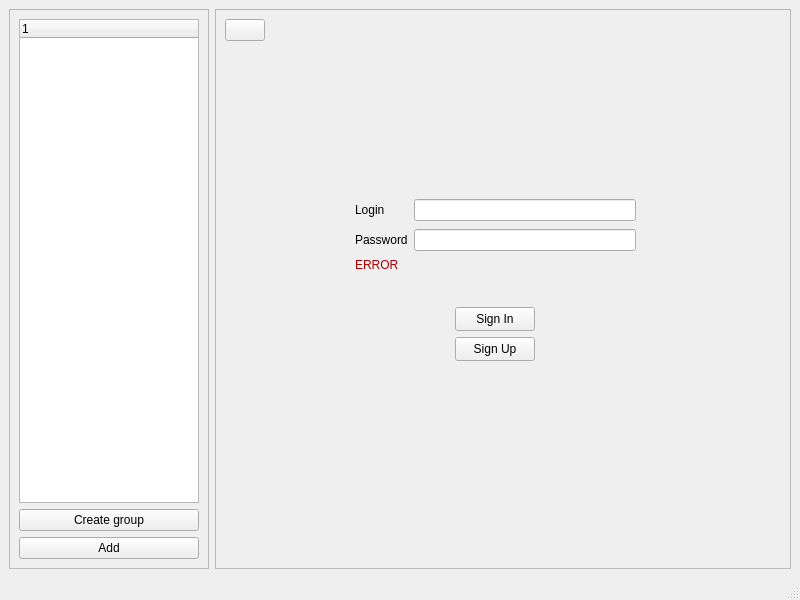
Ssssvhhhhh/SimpleChat, file SimpleChat/mainwindow.ui: the form before one commit.
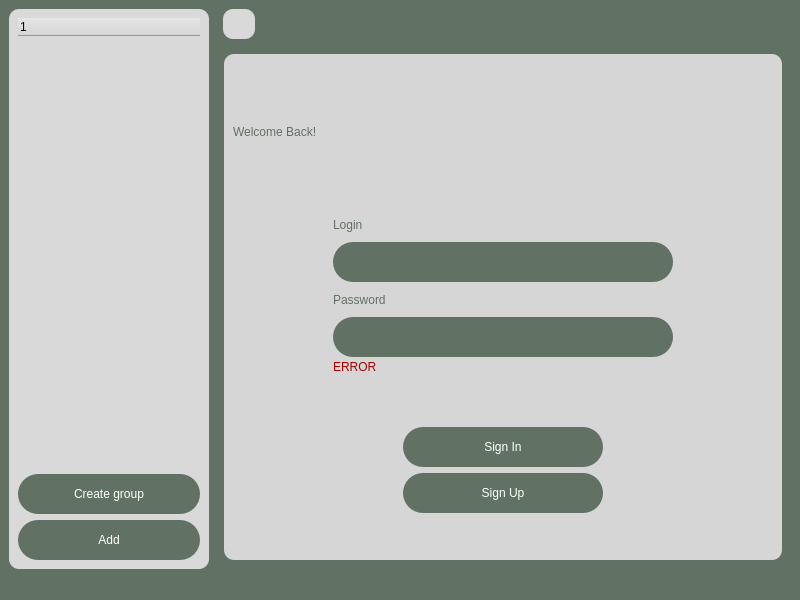
The form after the commit. The open tabs and pages were chosen to show the change. Icons and pictures are not drawn.

Commit message: Authorization/Chat/Reg - ui

The edit to the form file:
```diff
--- a/SimpleChat/mainwindow.ui
+++ b/SimpleChat/mainwindow.ui
@@ -10,9 +10,18 @@
     <height>600</height>
    </rect>
   </property>
+  <property name="minimumSize">
+   <size>
+    <width>600</width>
+    <height>500</height>
+   </size>
+  </property>
   <property name="windowTitle">
    <string>MainWindow</string>
   </property>
+  <property name="styleSheet">
+   <string notr="true">background-color: rgb(97, 113, 100);</string>
+  </property>
   <widget class="QWidget" name="centralwidget">
    <layout class="QHBoxLayout" name="horizontalLayout_3">
     <item>
@@ -29,6 +38,10 @@
         <height>16777215</height>
        </size>
       </property>
+      <property name="styleSheet">
+       <string notr="true">background-color:#D9D9D9;
+border-radius: 10px;</string>
+      </property>
       <property name="frameShape">
        <enum>QFrame::Shape::StyledPanel</enum>
       </property>
@@ -47,6 +60,32 @@
        </item>
        <item>
         <widget class="QPushButton" name="pushButtonCreateGroup">
+         <property name="minimumSize">
+          <size>
+           <width>0</width>
+           <height>40</height>
+          </size>
+         </property>
+         <property name="styleSheet">
+          <string notr="true">QPushButton {
+color: rgb(255, 255, 255);
+background-color: #617164;
+
+border-radius: 20px;                    
+}
+QPushButton:hover {
+color: rgb(255, 255, 255);
+background-color: #69816D;
+
+border-radius: 20px;                    
+}
+QPushButton:pressed  {
+color: rgb(255, 255, 255);
+background-color: #3B433C;
+border: none;
+border-radius: 20px;                    
+}</string>
+         </property>
          <property name="text">
           <string>Create group</string>
          </property>
@@ -57,6 +96,32 @@
        </item>
        <item>
         <widget class="QPushButton" name="pushButtonAddServer">
+         <property name="minimumSize">
+          <size>
+           <width>0</width>
+           <height>40</height>
+          </size>
+         </property>
+         <property name="styleSheet">
+          <string notr="true">QPushButton {
+color: rgb(255, 255, 255);
+background-color: #617164;
+
+border-radius: 20px;                    
+}
+QPushButton:hover {
+color: rgb(255, 255, 255);
+background-color: #69816D;
+
+border-radius: 20px;                    
+}
+QPushButton:pressed  {
+color: rgb(255, 255, 255);
+background-color: #3B433C;
+border: none;
+border-radius: 20px;                    
+}</string>
+         </property>
          <property name="text">
           <string>Add</string>
          </property>
@@ -70,6 +135,16 @@
     </item>
     <item>
      <widget class="QFrame" name="frameMain">
+      <property name="sizePolicy">
+       <sizepolicy hsizetype="Expanding" vsizetype="Expanding">
+        <horstretch>0</horstretch>
+        <verstretch>0</verstretch>
+       </sizepolicy>
+      </property>
+      <property name="styleSheet">
+       <string notr="true">background-color: rgb(97, 113, 100);
+border-radius: 10px;</string>
+      </property>
       <property name="frameShape">
        <enum>QFrame::Shape::StyledPanel</enum>
       </property>
@@ -77,10 +152,38 @@
        <enum>QFrame::Shadow::Raised</enum>
       </property>
       <layout class="QVBoxLayout" name="verticalLayout_2">
+       <property name="spacing">
+        <number>6</number>
+       </property>
+       <property name="leftMargin">
+        <number>0</number>
+       </property>
+       <property name="topMargin">
+        <number>0</number>
+       </property>
+       <property name="rightMargin">
+        <number>0</number>
+       </property>
+       <property name="bottomMargin">
+        <number>0</number>
+       </property>
        <item>
         <layout class="QHBoxLayout" name="horizontalLayout_2">
+         <property name="leftMargin">
+          <number>8</number>
+         </property>
          <item>
           <widget class="QPushButton" name="pushButtonOpenCloseTab">
+           <property name="minimumSize">
+            <size>
+             <width>30</width>
+             <height>30</height>
+            </size>
+           </property>
+           <property name="styleSheet">
+            <string notr="true">background-color: rgb(217, 217, 217);
+border-radius: 10px;    </string>
+           </property>
            <property name="text">
             <string/>
            </property>
@@ -106,6 +209,15 @@
        </item>
        <item>
         <widget class="QStackedWidget" name="stackedWidget">
+         <property name="sizePolicy">
+          <sizepolicy hsizetype="Expanding" vsizetype="Expanding">
+           <horstretch>0</horstretch>
+           <verstretch>0</verstretch>
+          </sizepolicy>
+         </property>
+         <property name="styleSheet">
+          <string notr="true"/>
+         </property>
          <property name="currentIndex">
           <number>0</number>
          </property>
@@ -222,87 +334,332 @@
           </layout>
          </widget>
          <widget class="QWidget" name="pageAuthorization">
-          <widget class="QPushButton" name="pushButtonAuthorization">
-           <property name="geometry">
-            <rect>
-             <x>230</x>
-             <y>260</y>
-             <width>80</width>
-             <height>24</height>
-            </rect>
-           </property>
-           <property name="text">
-            <string>Sign In</string>
-           </property>
-          </widget>
-          <widget class="QWidget" name="layoutWidget">
-           <property name="geometry">
-            <rect>
-             <x>130</x>
-             <y>150</y>
-             <width>281</width>
-             <height>56</height>
-            </rect>
-           </property>
-           <layout class="QGridLayout" name="gridLayout_2">
-            <item row="0" column="0">
-             <widget class="QLabel" name="label">
-              <property name="text">
-               <string>Login</string>
+          <layout class="QVBoxLayout" name="verticalLayout_11">
+           <item>
+            <widget class="QFrame" name="frameAuthorization">
+             <property name="maximumSize">
+              <size>
+               <width>10000</width>
+               <height>10000</height>
+              </size>
+             </property>
+             <property name="styleSheet">
+              <string notr="true">#frameAuthorization
+{
+background-color: rgb(214, 214, 214);
+border-image: url(autPage.png) 0 0 0 0 stretch stretch;
+}
+</string>
+             </property>
+             <property name="frameShape">
+              <enum>QFrame::Shape::StyledPanel</enum>
+             </property>
+             <property name="frameShadow">
+              <enum>QFrame::Shadow::Raised</enum>
+             </property>
+             <layout class="QVBoxLayout" name="verticalLayout_10">
+              <property name="bottomMargin">
+               <number>0</number>
               </property>
-             </widget>
-            </item>
-            <item row="0" column="1">
-             <widget class="QLineEdit" name="lineEditLogin"/>
-            </item>
-            <item row="1" column="0">
-             <widget class="QLabel" name="label_2">
-              <property name="text">
-               <string>Password</string>
-              </property>
-             </widget>
-            </item>
-            <item row="1" column="1">
-             <widget class="QLineEdit" name="lineEditPassword"/>
-            </item>
-           </layout>
-          </widget>
-          <widget class="QPushButton" name="pushButtonSignUp">
-           <property name="geometry">
-            <rect>
-             <x>230</x>
-             <y>290</y>
-             <width>80</width>
-             <height>24</height>
-            </rect>
-           </property>
-           <property name="text">
-            <string>Sign Up</string>
-           </property>
-          </widget>
-          <widget class="QLabel" name="labelError">
-           <property name="geometry">
-            <rect>
-             <x>130</x>
-             <y>210</y>
-             <width>291</width>
-             <height>16</height>
-            </rect>
-           </property>
-           <property name="styleSheet">
-            <string notr="true">text-align: center;
+              <item>
+               <widget class="QLabel" name="label_9">
+                <property name="minimumSize">
+                 <size>
+                  <width>0</width>
+                  <height>50</height>
+                 </size>
+                </property>
+                <property name="maximumSize">
+                 <size>
+                  <width>16777215</width>
+                  <height>50</height>
+                 </size>
+                </property>
+                <property name="styleSheet">
+                 <string notr="true">font: 30pt &quot;Segoe UI&quot;;
+color: rgb(97, 113, 100);
+background-color: none</string>
+                </property>
+                <property name="text">
+                 <string>Welcome Back!</string>
+                </property>
+               </widget>
+              </item>
+              <item>
+               <layout class="QHBoxLayout" name="horizontalLayout_5">
+                <item>
+                 <spacer name="horizontalSpacer_7">
+                  <property name="orientation">
+                   <enum>Qt::Orientation::Horizontal</enum>
+                  </property>
+                  <property name="sizeType">
+                   <enum>QSizePolicy::Policy::Preferred</enum>
+                  </property>
+                  <property name="sizeHint" stdset="0">
+                   <size>
+                    <width>100</width>
+                    <height>20</height>
+                   </size>
+                  </property>
+                 </spacer>
+                </item>
+                <item>
+                 <layout class="QVBoxLayout" name="verticalLayout_4">
+                  <property name="spacing">
+                   <number>0</number>
+                  </property>
+                  <item>
+                   <widget class="QLabel" name="label">
+                    <property name="maximumSize">
+                     <size>
+                      <width>16777215</width>
+                      <height>35</height>
+                     </size>
+                    </property>
+                    <property name="styleSheet">
+                     <string notr="true">font: 18pt &quot;Segoe UI&quot;;
+color: rgb(97, 113, 100);
+background-color: none;</string>
+                    </property>
+                    <property name="text">
+                     <string>Login</string>
+                    </property>
+                   </widget>
+                  </item>
+                  <item>
+                   <widget class="QLineEdit" name="lineEditLogin">
+                    <property name="minimumSize">
+                     <size>
+                      <width>0</width>
+                      <height>40</height>
+                     </size>
+                    </property>
+                    <property name="maximumSize">
+                     <size>
+                      <width>400</width>
+                      <height>16777215</height>
+                     </size>
+                    </property>
+                    <property name="styleSheet">
+                     <string notr="true">background-color: rgb(97, 113, 100);
+color: rgb(217, 217, 217);
+font: 12pt &quot;Segoe UI&quot;;
+border-radius: 20px;                  
+padding-left: 10px;  
+</string>
+                    </property>
+                   </widget>
+                  </item>
+                  <item>
+                   <widget class="QLabel" name="label_2">
+                    <property name="maximumSize">
+                     <size>
+                      <width>16777215</width>
+                      <height>35</height>
+                     </size>
+                    </property>
+                    <property name="styleSheet">
+                     <string notr="true">font: 18pt &quot;Segoe UI&quot;;
+color: rgb(97, 113, 100);
+background-color: none;</string>
+                    </property>
+                    <property name="text">
+                     <string>Password</string>
+                    </property>
+                   </widget>
+                  </item>
+                  <item>
+                   <widget class="QLineEdit" name="lineEditPassword">
+                    <property name="minimumSize">
+                     <size>
+                      <width>0</width>
+                      <height>40</height>
+                     </size>
+                    </property>
+                    <property name="maximumSize">
+                     <size>
+                      <width>400</width>
+                      <height>16777215</height>
+                     </size>
+                    </property>
+                    <property name="styleSheet">
+                     <string notr="true">background-color: rgb(97, 113, 100);
+color: rgb(217, 217, 217);
+font: 12pt &quot;Segoe UI&quot;;
+border-radius: 20px;                  
+padding-left: 10px;  
+</string>
+                    </property>
+                   </widget>
+                  </item>
+                  <item>
+                   <widget class="QLabel" name="labelError">
+                    <property name="maximumSize">
+                     <size>
+                      <width>16777215</width>
+                      <height>20</height>
+                     </size>
+                    </property>
+                    <property name="styleSheet">
+                     <string notr="true">text-align: center;
 color: rgb(170, 0, 0);
 font: 12pt &quot;Segoe UI&quot;;
-
+background-color: none;
 </string>
-           </property>
-           <property name="text">
-            <string>ERROR</string>
-           </property>
-          </widget>
+                    </property>
+                    <property name="text">
+                     <string>ERROR</string>
+                    </property>
+                   </widget>
+                  </item>
+                 </layout>
+                </item>
+                <item>
+                 <spacer name="horizontalSpacer_6">
+                  <property name="orientation">
+                   <enum>Qt::Orientation::Horizontal</enum>
+                  </property>
+                  <property name="sizeType">
+                   <enum>QSizePolicy::Policy::Preferred</enum>
+                  </property>
+                  <property name="sizeHint" stdset="0">
+                   <size>
+                    <width>100</width>
+                    <height>20</height>
+                   </size>
+                  </property>
+                 </spacer>
+                </item>
+               </layout>
+              </item>
+              <item>
+               <layout class="QHBoxLayout" name="horizontalLayout_8">
+                <item>
+                 <spacer name="horizontalSpacer_8">
+                  <property name="orientation">
+                   <enum>Qt::Orientation::Horizontal</enum>
+                  </property>
+                  <property name="sizeType">
+                   <enum>QSizePolicy::Policy::Preferred</enum>
+                  </property>
+                  <property name="sizeHint" stdset="0">
+                   <size>
+                    <width>150</width>
+                    <height>20</height>
+                   </size>
+                  </property>
+                 </spacer>
+                </item>
+                <item>
+                 <layout class="QVBoxLayout" name="verticalLayout_9">
+                  <item>
+                   <widget class="QPushButton" name="pushButtonAuthorization">
+                    <property name="minimumSize">
+                     <size>
+                      <width>0</width>
+                      <height>40</height>
+                     </size>
+                    </property>
+                    <property name="maximumSize">
+                     <size>
+                      <width>200</width>
+                      <height>16777215</height>
+                     </size>
+                    </property>
+                    <property name="styleSheet">
+                     <string notr="true">QPushButton {
+color: rgb(255, 255, 255);
+background-color: #617164;
+border: none;
+border-radius: 20px;                    
+}
+QPushButton:hover {
+color: rgb(255, 255, 255);
+background-color: #69816D;
+border: none;
+border-radius: 20px;                    
+}
+QPushButton:pressed  {
+color: rgb(255, 255, 255);
+background-color: #3B433C;
+border: none;
+border-radius: 20px;                    
+}</string>
+                    </property>
+                    <property name="text">
+                     <string>Sign In</string>
+                    </property>
+                   </widget>
+                  </item>
+                  <item>
+                   <widget class="QPushButton" name="pushButtonSignUp">
+                    <property name="minimumSize">
+                     <size>
+                      <width>0</width>
+                      <height>40</height>
+                     </size>
+                    </property>
+                    <property name="maximumSize">
+                     <size>
+                      <width>200</width>
+                      <height>16777215</height>
+                     </size>
+                    </property>
+                    <property name="styleSheet">
+                     <string notr="true">QPushButton {
+color: rgb(255, 255, 255);
+background-color: #617164;
+border: none;
+border-radius: 20px;                    
+}
+QPushButton:hover {
+color: rgb(255, 255, 255);
+background-color: #69816D;
+border: none;
+border-radius: 20px;                    
+}
+QPushButton:pressed  {
+color: rgb(255, 255, 255);
+background-color: #3B433C;
+border: none;
+border-radius: 20px;                    
+}</string>
+                    </property>
+                    <property name="text">
+                     <string>Sign Up</string>
+                    </property>
+                   </widget>
+                  </item>
+                 </layout>
+                </item>
+                <item>
+                 <spacer name="horizontalSpacer_9">
+                  <property name="orientation">
+                   <enum>Qt::Orientation::Horizontal</enum>
+                  </property>
+                  <property name="sizeType">
+                   <enum>QSizePolicy::Policy::Preferred</enum>
+                  </property>
+                  <property name="sizeHint" stdset="0">
+                   <size>
+                    <width>150</width>
+                    <height>20</height>
+                   </size>
+                  </property>
+                 </spacer>
+                </item>
+               </layout>
+              </item>
+             </layout>
+            </widget>
+           </item>
+          </layout>
          </widget>
          <widget class="QWidget" name="pageChat">
-          <layout class="QVBoxLayout" name="verticalLayout_4">
+          <layout class="QVBoxLayout" name="verticalLayout">
+           <property name="bottomMargin">
+            <number>0</number>
+           </property>
            <item>
             <layout class="QVBoxLayout" name="verticalLayout">
              <property name="sizeConstraint">
```
Left out of the diff: 541 changed lines with no effect on the pictures. The commit also changes 1 other file.
